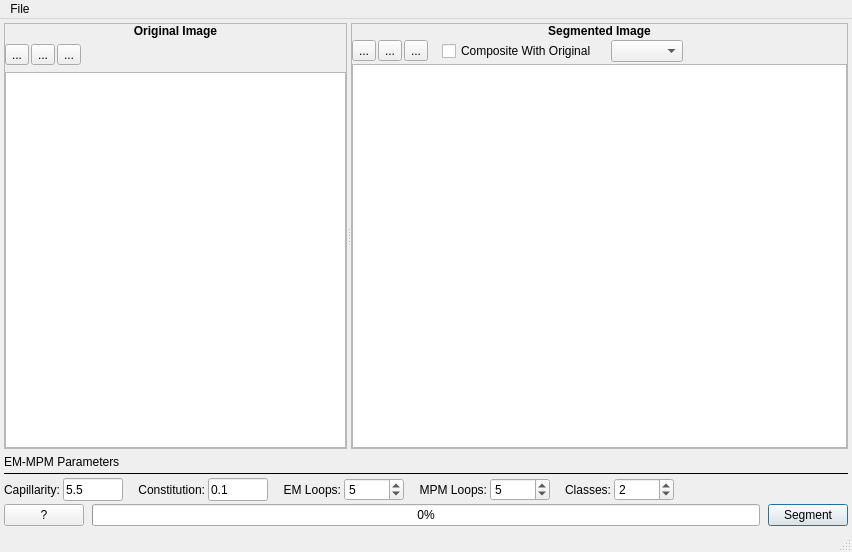
Above: Source/EmMpm/GUI/UI_Files/QEmMpm.ui from vikramswri/DREAM3D before the change. Below: the same form after it.
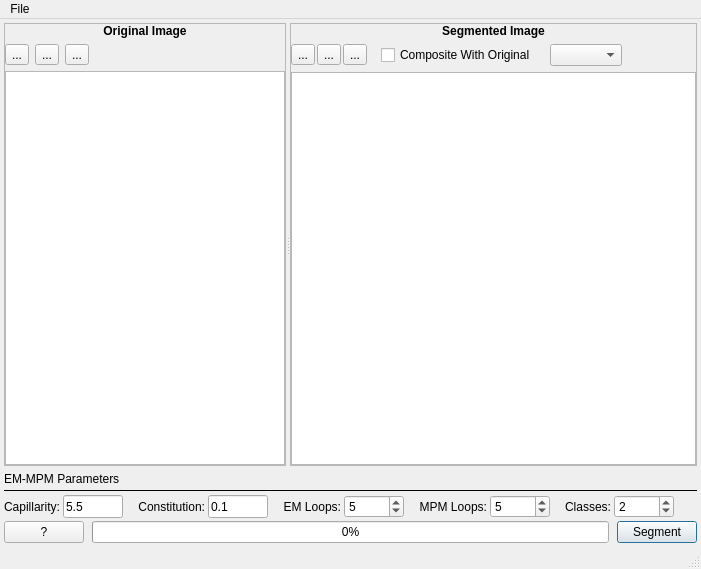
That is the form after the change. Icons and pictures are not drawn.

```diff
--- a/Source/EmMpm/GUI/UI_Files/QEmMpm.ui
+++ b/Source/EmMpm/GUI/UI_Files/QEmMpm.ui
@@ -6,8 +6,8 @@
    <rect>
     <x>0</x>
     <y>0</y>
-    <width>852</width>
-    <height>552</height>
+    <width>701</width>
+    <height>569</height>
    </rect>
   </property>
   <property name="windowTitle">
@@ -39,14 +39,11 @@
        <property name="frameShadow">
         <enum>QFrame::Raised</enum>
        </property>
-       <layout class="QVBoxLayout" name="verticalLayout">
-        <property name="spacing">
-         <number>2</number>
-        </property>
+       <layout class="QGridLayout" name="gridLayout_2">
         <property name="margin">
          <number>0</number>
         </property>
-        <item>
+        <item row="0" column="0">
          <widget class="QLabel" name="originalImageTitle">
           <property name="sizePolicy">
            <sizepolicy hsizetype="Preferred" vsizetype="Fixed">
@@ -71,7 +68,7 @@
           </property>
          </widget>
         </item>
-        <item>
+        <item row="1" column="0">
          <layout class="QHBoxLayout" name="horizontalLayout_2">
           <item>
            <widget class="QToolButton" name="fitToWindow">
@@ -117,14 +114,14 @@
             <property name="sizeHint" stdset="0">
              <size>
               <width>40</width>
-              <height>30</height>
+              <height>20</height>
              </size>
             </property>
            </spacer>
           </item>
          </layout>
         </item>
-        <item>
+        <item row="2" column="0">
          <widget class="QGraphicsView" name="originalImageGView"/>
         </item>
        </layout>
@@ -136,14 +133,11 @@
        <property name="frameShadow">
         <enum>QFrame::Raised</enum>
        </property>
-       <layout class="QVBoxLayout" name="verticalLayout_3">
-        <property name="spacing">
-         <number>2</number>
-        </property>
+       <layout class="QGridLayout" name="gridLayout">
         <property name="margin">
          <number>0</number>
         </property>
-        <item>
+        <item row="0" column="0">
          <widget class="QLabel" name="mountImageTitle">
           <property name="sizePolicy">
            <sizepolicy hsizetype="Preferred" vsizetype="Fixed">
@@ -165,7 +159,7 @@
           </property>
          </widget>
         </item>
-        <item>
+        <item row="1" column="0">
          <layout class="QHBoxLayout" name="horizontalLayout_7">
           <property name="spacing">
            <number>2</number>
@@ -263,7 +257,7 @@
           </item>
          </layout>
         </item>
-        <item>
+        <item row="2" column="0">
          <widget class="QGraphicsView" name="mountImageGView"/>
         </item>
        </layout>
@@ -709,8 +703,8 @@
     <rect>
      <x>0</x>
      <y>0</y>
-     <width>852</width>
-     <height>22</height>
+     <width>701</width>
+     <height>21</height>
     </rect>
    </property>
    <widget class="QMenu" name="menuFile">
```
